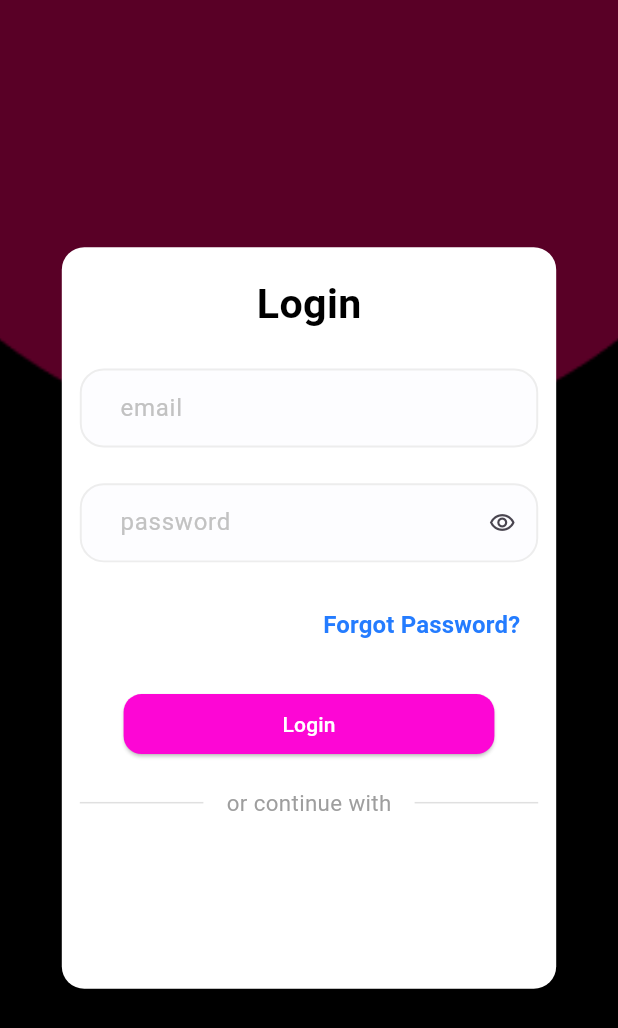
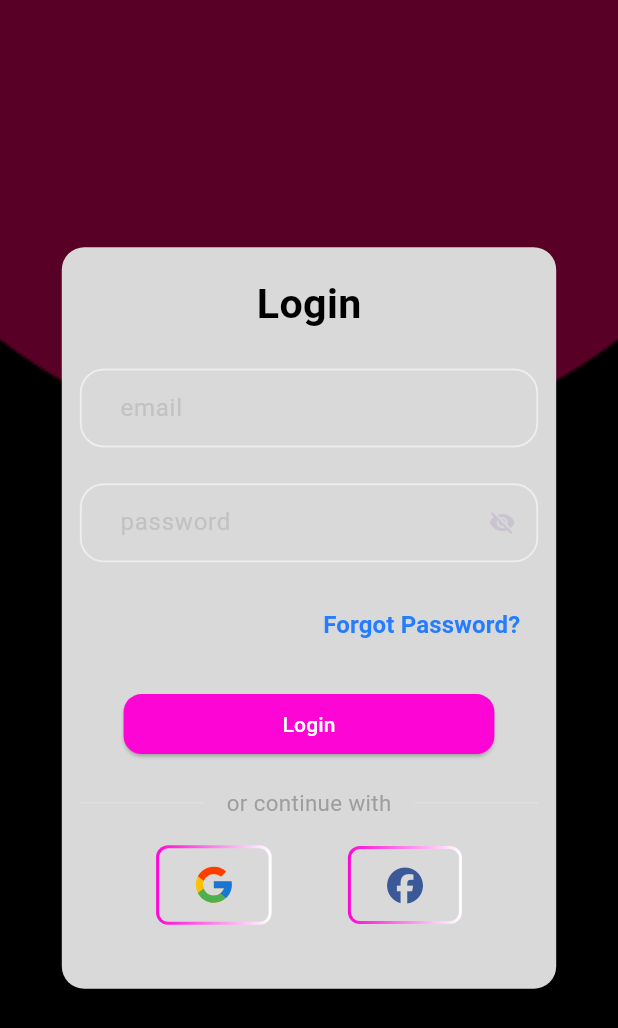
Before and after one commit to mostafaesmail9244/movie_app, a Flutter app: the LoginScreen screen opened directly, on a phone screen of 412 x 824 dp. Shown: the top 1028 px of the screen. Run offline on Flutter 3.47's test engine with Material 3 defaults, Android fonts, the phone set to English and light mode, and no system bars; our stand-ins replace carousel_slider, flutter_screenutil, flutter_svg, font_awesome_flutter; network calls fail.

Commit message:
-add login screen -add app router and routes -refactor code -add custom app bar -add carousel slider (popular now )

```diff
--- /dev/null
+++ b/lib/core/router/routes.dart
@@ -0,0 +1,6 @@
+class Routes {
+  Routes._();
+  static const String onBoardingScreen = 'onBoardingScreen';
+  static const String loginScreen = 'loginScreen';
+  static const String homeScreen = 'homeScreen';
+}
--- a/lib/core/themes/colors_manager.dart
+++ b/lib/core/themes/colors_manager.dart
@@ -12,6 +12,6 @@ class ColorsManager {
   static const Color lightPurple = Color(0xffFD06D5);
   static const Color fillRed = Color(0xffFF4C5E);
   static const Color lightGrey = Color(0xffc2c2c2);
+  static const Color moreLightGrey = Color(0xffD9D9D9);
   static const Color lighterGrey = Color(0xffededed);
-  static const Color moreLightGrey = Color(0xfffdfdff);
 }
--- a/lib/core/themes/text_styles.dart
+++ b/lib/core/themes/text_styles.dart
@@ -41,8 +41,8 @@ class TextStyles {
     fontWeight: FontWeightHelper.regular,
     fontSize: 13.sp,
   );
-  static TextStyle font13BlueSemiBold = TextStyle(
-    color: ColorsManager.mainBlue,
+  static TextStyle font13WhiteSemiBold = TextStyle(
+    color: Colors.white,
     fontWeight: FontWeightHelper.semiBold,
     fontSize: 13.sp,
   );
--- /dev/null
+++ b/lib/core/widgets/gradient_border_button.dart
@@ -0,0 +1,47 @@
+import 'package:flutter/material.dart';
+
+class GradientBorderButton extends StatelessWidget {
+  final Widget child;
+  final Gradient gradient;
+  final VoidCallback onPressed;
+
+  const GradientBorderButton({
+    Key? key,
+    required this.child,
+    required this.gradient,
+    required this.onPressed,
+  }) : super(key: key);
+
+  @override
+  Widget build(BuildContext context) {
+    return Stack(
+      children: [
+        Container(
+          decoration: BoxDecoration(
+            gradient: gradient,
+            borderRadius: BorderRadius.circular(8.0),
+          ),
+          padding: const EdgeInsets.all(2), // Border thickness
+          child: Container(
+            decoration: BoxDecoration(
+              color: const Color(0xffD9D9D9),
+              borderRadius: BorderRadius.circular(6.0),
+            ),
+            child: Material(
+              color: Colors.transparent,
+              child: InkWell(
+                onTap: onPressed,
+                borderRadius: BorderRadius.circular(6.0),
+                child: Padding(
+                  padding:
+                      const EdgeInsets.symmetric(vertical: 12, horizontal: 24),
+                  child: Center(child: child),
+                ),
+              ),
+            ),
+          ),
+        ),
+      ],
+    );
+  }
+}
--- a/lib/features/auth/login/ui/screens/login_screen.dart
+++ b/lib/features/auth/login/ui/screens/login_screen.dart
@@ -1,11 +1,10 @@
 import 'package:flutter/material.dart';
-import 'package:flutter/widgets.dart';
 import 'package:movie_app/core/helper/extentions.dart';
 import 'package:movie_app/core/helper/spacing_helper.dart';
-import 'package:movie_app/core/themes/colors_manager.dart';
 import 'package:movie_app/core/themes/text_styles.dart';
 import 'package:movie_app/core/widgets/background_widget.dart';
-import 'package:movie_app/core/widgets/custom_text_form_field.dart';
+import 'package:movie_app/features/auth/login/ui/widgets/email_and_pass.dart';
+import 'package:movie_app/features/auth/login/ui/widgets/social_buttons.dart';
 
 class LoginScreen extends StatefulWidget {
   const LoginScreen({
@@ -34,55 +33,13 @@ class _LoginScreenState extends State<LoginScreen> {
               ),
               height: context.deviceHeight * 0.6,
               decoration: BoxDecoration(
-                color: Colors.white,
+                color: const Color(0xffD9D9D9),
                 borderRadius: BorderRadius.circular(15),
               ),
+              child: SingleChildScrollView(
                 child: Column(
                   children: [
-                  Text('Login', style: TextStyles.font24Black700),
-                  verticalSpacing(20),
-                  CustomTextFormField(
-                    hintText: 'email',
-                    controller: emailController,
-                    validator: (val) {},
-                  ),
-                  verticalSpacing(20),
-                  CustomTextFormField(
-                    hintText: 'password',
-                    controller: passwordController,
-                    validator: (val) {},
-                    sufficIcon: IconButton(
-                        onPressed: () {},
-                        icon: const Icon(Icons.remove_red_eye_outlined)),
-                  ),
-                  verticalSpacing(15),
-                  Align(
-                    alignment: Alignment.centerRight,
-                    child: TextButton(
-                      onPressed: () {},
-                      child: Text(
-                        'Forgot Password?',
-                        style: TextStyles.font14BlueSemiBold,
-                      ),
-                    ),
-                  ),
-                  verticalSpacing(15),
-                  SizedBox(
-                    width: context.deviceWidth * 0.6,
-                    child: ElevatedButton(
-                      onPressed: () {},
-                      style: ElevatedButton.styleFrom(
-                        backgroundColor: ColorsManager.lightPurple,
-                        shape: RoundedRectangleBorder(
-                          borderRadius: BorderRadius.circular(12),
-                        ),
-                      ),
-                      child: const Text(
-                        'Login',
-                        style: TextStyle(color: Colors.white),
-                      ),
-                    ),
-                  ),
+                    const EmailAndPassword(),
                     verticalSpacing(15),
                     Row(
                       mainAxisAlignment: MainAxisAlignment.spaceBetween,
@@ -103,7 +60,10 @@ class _LoginScreenState extends State<LoginScreen> {
                         ),
                       ],
                     ),
+                    verticalSpacing(15),
+                    const SocialButtons(),
                   ],
+                ),
               ),
             ),
           ),
--- /dev/null
+++ b/lib/features/auth/login/ui/widgets/email_and_pass.dart
@@ -0,0 +1,93 @@
+import 'package:flutter/material.dart';
+import 'package:movie_app/core/helper/app_regex.dart';
+import 'package:movie_app/core/helper/extentions.dart';
+import 'package:movie_app/core/helper/spacing_helper.dart';
+import 'package:movie_app/core/themes/colors_manager.dart';
+import 'package:movie_app/core/themes/text_styles.dart';
+import 'package:movie_app/core/widgets/custom_text_form_field.dart';
+
+class EmailAndPassword extends StatefulWidget {
+  const EmailAndPassword({super.key});
+
+  @override
+  State<EmailAndPassword> createState() => _EmailAndPasswordState();
+}
+
+class _EmailAndPasswordState extends State<EmailAndPassword> {
+  TextEditingController emailController = TextEditingController();
+  TextEditingController passwordController = TextEditingController();
+  final _formKey = GlobalKey<FormState>();
+  bool isSecure = true;
+  @override
+  Widget build(BuildContext context) {
+    return Form(
+      key: _formKey,
+      child: Column(
+        children: [
+          Text('Login', style: TextStyles.font24Black700),
+          verticalSpacing(20),
+          CustomTextFormField(
+            hintText: 'email',
+            controller: emailController,
+            validator: (val) {
+              if (val!.isEmpty || !AppRegex.isEmailValid(val)) {
+                return 'Please enter a valid email';
+              }
+            },
+          ),
+          verticalSpacing(20),
+          CustomTextFormField(
+            hintText: 'password',
+            controller: passwordController,
+            validator: (val) {
+              if (val!.isEmpty) {
+                return 'Please enter a valid password';
+              }
+            },
+            sufficIcon: IconButton(
+              onPressed: () {
+                setState(() {
+                  isSecure != isSecure;
+                });
+              },
+              icon: Icon(isSecure ? Icons.visibility_off : Icons.visibility),
+            ),
+          ),
+          verticalSpacing(15),
+          Align(
+            alignment: Alignment.centerRight,
+            child: TextButton(
+              onPressed: () {},
+              child: Text(
+                'Forgot Password?',
+                style: TextStyles.font14BlueSemiBold,
+              ),
+            ),
+          ),
+          verticalSpacing(15),
+          SizedBox(
+            width: context.deviceWidth * 0.6,
+            child: ElevatedButton(
+              onPressed: () {
+                //go to home screen
+                if (_formKey.currentState!.validate()) {
+                  print('login successfully');
+                }
+              },
+              style: ElevatedButton.styleFrom(
+                backgroundColor: ColorsManager.lightPurple,
+                shape: RoundedRectangleBorder(
+                  borderRadius: BorderRadius.circular(12),
+                ),
+              ),
+              child: const Text(
+                'Login',
+                style: TextStyle(color: Colors.white),
+              ),
+            ),
+          ),
+        ],
+      ),
+    );
+  }
+}
--- /dev/null
+++ b/lib/features/auth/login/ui/widgets/social_buttons.dart
@@ -0,0 +1,42 @@
+import 'package:flutter/material.dart';
+import 'package:flutter_svg/svg.dart';
+import 'package:font_awesome_flutter/font_awesome_flutter.dart';
+import 'package:movie_app/core/themes/colors_manager.dart';
+import 'package:movie_app/core/widgets/gradient_border_button.dart';
+
+class SocialButtons extends StatelessWidget {
+  const SocialButtons({
+    super.key,
+  });
+
+  @override
+  Widget build(BuildContext context) {
+    return Row(
+      mainAxisAlignment: MainAxisAlignment.spaceEvenly,
+      children: [
+        GradientBorderButton(
+          gradient: const LinearGradient(
+            colors: [
+              ColorsManager.lightPurple,
+              Colors.white,
+            ],
+          ),
+          onPressed: () {},
+          child: SvgPicture.asset(
+            'assets/svg/google_button.svg',
+          ),
+        ),
+        GradientBorderButton(
+          gradient: const LinearGradient(
+            colors: [Color(0xffFD06D5), Colors.white],
+          ),
+          onPressed: () {},
+          child: const FaIcon(
+            FontAwesomeIcons.facebook,
+            color: Color.fromRGBO(59, 89, 152, 1),
+          ),
+        ),
+      ],
+    );
+  }
+}
```
Also changed, not shown: lib/core/router/app_router.dart (added, +22 -0 lines), lib/features/home/ui/screens/home_screen.dart (added, +39 -0 lines), lib/features/home/ui/screens/layout_screen.dart (added, +10 -0 lines), lib/features/home/ui/widgets/carousel_slider_widget.dart (added, +50 -0 lines), lib/features/home/ui/widgets/custom_app_bar.dart (added, +87 -0 lines), lib/main.dart (+5 -6 lines), pubspec.yaml (+8 -3 lines), assets/buttons.svg (deleted), assets/images/buttons.png (added), assets/images/buttons.svg (added), assets/svg/google_button.svg (added), assets/svg/list_app_bar.svg (added), assets/svg/search_image.svg (added), pubspec.lock, 1 other file. Lines whose indentation alone changed are shown as unchanged.
